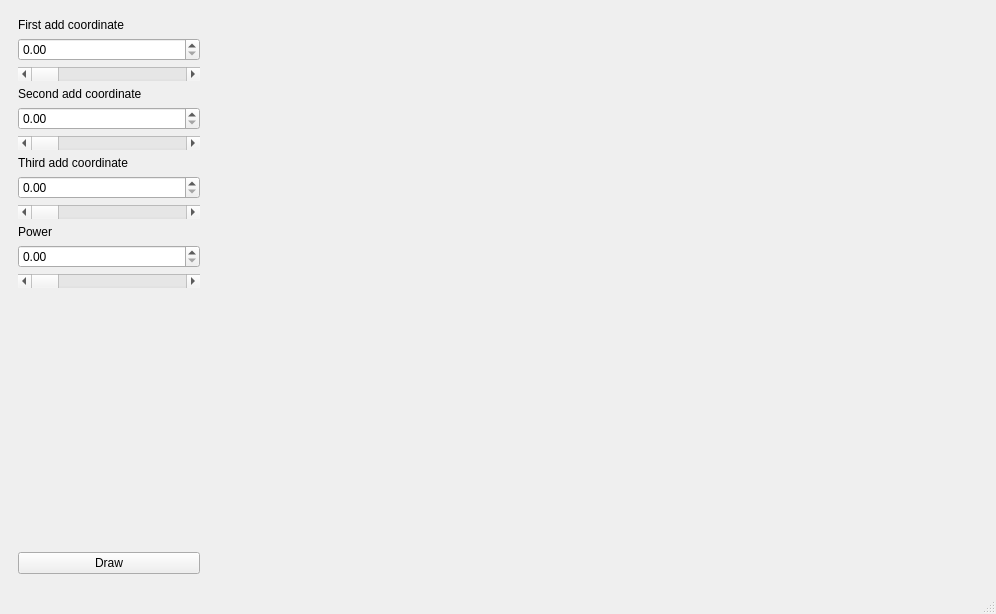
The window that mainwindow.ui (Constantor/fractals3d) describes before a commit, drawn with Qt 5.
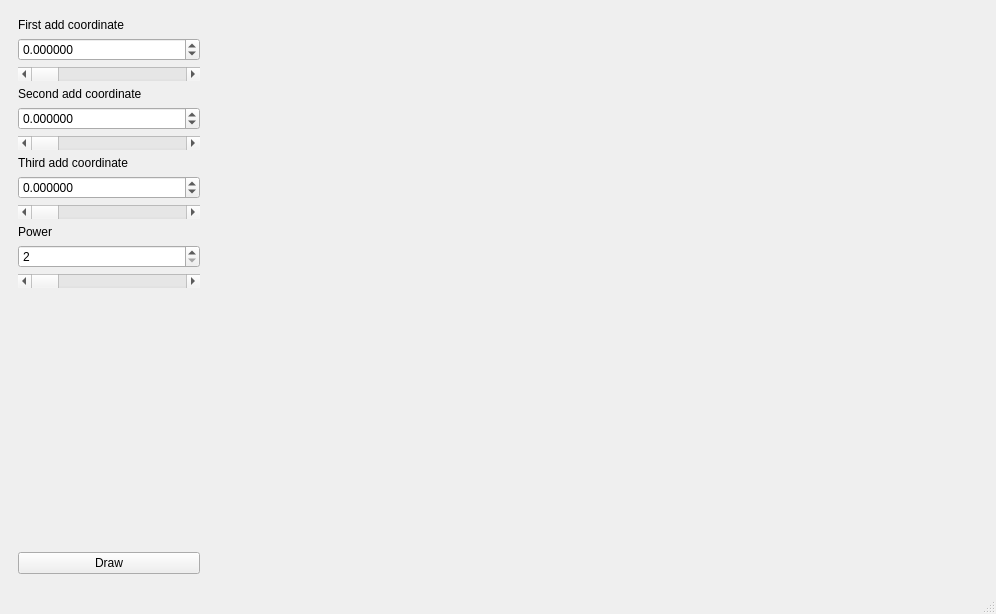
The same window after the commit.

Commit message: Added borders and precision

Patch:
```diff
--- a/mainwindow.ui
+++ b/mainwindow.ui
@@ -38,7 +38,20 @@
         </widget>
        </item>
        <item>
-        <widget class="QDoubleSpinBox" name="firstCoordBox"/>
+        <widget class="QDoubleSpinBox" name="firstCoordBox">
+         <property name="decimals">
+          <number>6</number>
+         </property>
+         <property name="minimum">
+          <double>-2.000000000000000</double>
+         </property>
+         <property name="maximum">
+          <double>2.000000000000000</double>
+         </property>
+         <property name="singleStep">
+          <double>0.000001000000000</double>
+         </property>
+        </widget>
        </item>
        <item>
         <widget class="QScrollBar" name="firstCoordBar">
@@ -55,7 +68,20 @@
         </widget>
        </item>
        <item>
-        <widget class="QDoubleSpinBox" name="thirdCoordBox"/>
+        <widget class="QDoubleSpinBox" name="secondCoordBox">
+         <property name="decimals">
+          <number>6</number>
+         </property>
+         <property name="minimum">
+          <double>-2.000000000000000</double>
+         </property>
+         <property name="maximum">
+          <double>2.000000000000000</double>
+         </property>
+         <property name="singleStep">
+          <double>0.000001000000000</double>
+         </property>
+        </widget>
        </item>
        <item>
         <widget class="QScrollBar" name="secondCoordBar">
@@ -72,7 +98,20 @@
         </widget>
        </item>
        <item>
-        <widget class="QDoubleSpinBox" name="powerBox"/>
+        <widget class="QDoubleSpinBox" name="thirdCoordBox">
+         <property name="decimals">
+          <number>6</number>
+         </property>
+         <property name="minimum">
+          <double>-2.000000000000000</double>
+         </property>
+         <property name="maximum">
+          <double>2.000000000000000</double>
+         </property>
+         <property name="singleStep">
+          <double>0.000001000000000</double>
+         </property>
+        </widget>
        </item>
        <item>
         <widget class="QScrollBar" name="thirdCoordBar">
@@ -89,7 +128,17 @@
         </widget>
        </item>
        <item>
-        <widget class="QDoubleSpinBox" name="secondCoordBox"/>
+        <widget class="QSpinBox" name="powerBox">
+         <property name="minimum">
+          <number>2</number>
+         </property>
+         <property name="maximum">
+          <number>100</number>
+         </property>
+         <property name="singleStep">
+          <number>2</number>
+         </property>
+        </widget>
        </item>
        <item>
         <widget class="QScrollBar" name="powerBar">
```
The commit also changes 1 other file.
